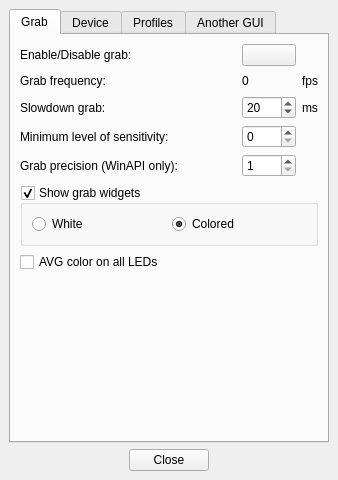
The window that Software/src/mainwindow.ui (Atarity/Lightpack) describes before a commit, drawn with Qt 5.
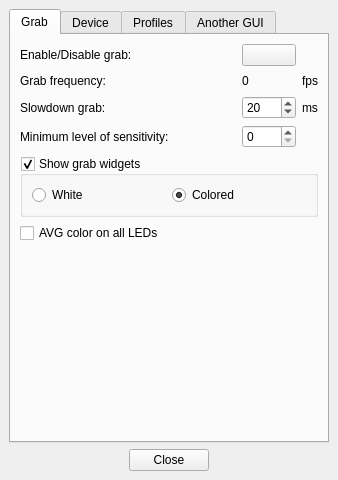
The same window after the commit. Icons and pictures are not drawn.

Diff of the .ui file:
```diff
--- a/Software/src/mainwindow.ui
+++ b/Software/src/mainwindow.ui
@@ -43,8 +43,8 @@
        </attribute>
        <layout class="QVBoxLayout" name="verticalLayout_4">
         <item>
-         <layout class="QGridLayout" name="gridLayout" rowstretch="0,0,0,0,0,0,0">
-          <item row="6" column="0">
+         <layout class="QGridLayout" name="gridLayout" rowstretch="0,0,0,0,0,0">
+          <item row="5" column="0">
            <spacer name="horizontalSpacer">
             <property name="orientation">
              <enum>Qt::Horizontal</enum>
@@ -248,35 +248,6 @@
             </property>
            </widget>
           </item>
-          <item row="5" column="0">
-           <widget class="QLabel" name="label_GrabPrecision">
-            <property name="font">
-             <font>
-              <weight>50</weight>
-              <bold>false</bold>
-             </font>
-            </property>
-            <property name="text">
-             <string>Grab precision (WinAPI only):</string>
-            </property>
-            <property name="alignment">
-             <set>Qt::AlignLeading|Qt::AlignLeft|Qt::AlignVCenter</set>
-            </property>
-           </widget>
-          </item>
-          <item row="5" column="1" colspan="3">
-           <widget class="QSpinBox" name="spinBox_GrabPrecision">
-            <property name="minimum">
-             <number>1</number>
-            </property>
-            <property name="maximum">
-             <number>20</number>
-            </property>
-            <property name="value">
-             <number>1</number>
-            </property>
-           </widget>
-          </item>
          </layout>
         </item>
         <item>
```
Left out of the diff: 12 changed lines with no effect on the pictures.
